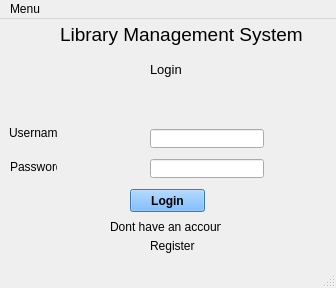
First picture: the form in ui/login_page.ui, repository mursalatul/library-management-system, before the edit.
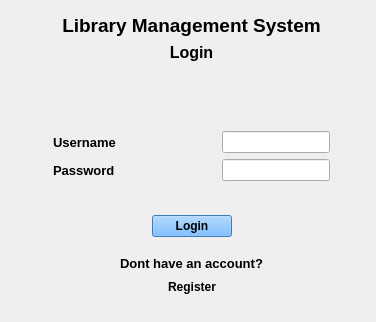
Second picture: the form after the edit.

Commit message: added basic layout to handle window sizing

Diff of the .ui file:
```diff
--- a/ui/login_page.ui
+++ b/ui/login_page.ui
@@ -2,13 +2,23 @@
 <ui version="4.0">
  <class>MainWindow</class>
  <widget class="QMainWindow" name="MainWindow">
-  <property name="geometry">
-   <rect>
-    <x>0</x>
-    <y>0</y>
-    <width>336</width>
-    <height>288</height>
-   </rect>
+  <property name="minimumSize">
+   <size>
+    <width>376</width>
+    <height>322</height>
+   </size>
+  </property>
+  <property name="maximumSize">
+   <size>
+    <width>376</width>
+    <height>322</height>
+   </size>
+  </property>
+  <property name="baseSize">
+   <size>
+    <width>376</width>
+    <height>322</height>
+   </size>
   </property>
   <property name="mouseTracking">
    <bool>true</bool>
@@ -17,97 +27,187 @@
    <string>MainWindow</string>
   </property>
   <widget class="QWidget" name="centralwidget">
+   <widget class="QWidget" name="widget" native="true">
+    <property name="geometry">
+     <rect>
+      <x>0</x>
+      <y>0</y>
+      <width>376</width>
+      <height>322</height>
+     </rect>
+    </property>
+    <property name="styleSheet">
+     <string notr="true"/>
+    </property>
+   </widget>
+   <widget class="QWidget" name="">
+    <property name="geometry">
+     <rect>
+      <x>53</x>
+      <y>14</y>
+      <width>277</width>
+      <height>283</height>
+     </rect>
+    </property>
+    <layout class="QVBoxLayout" name="verticalLayout_5">
+     <item>
+      <layout class="QVBoxLayout" name="verticalLayout_4">
+       <item>
    <widget class="QLabel" name="heading_label">
-    <property name="geometry">
-     <rect>
-      <x>60</x>
-      <y>0</y>
-      <width>251</width>
-      <height>31</height>
-     </rect>
-    </property>
     <property name="font">
      <font>
       <pointsize>14</pointsize>
+           <weight>75</weight>
+           <bold>true</bold>
      </font>
     </property>
     <property name="text">
      <string>Library Management System</string>
     </property>
-   </widget>
+         <property name="alignment">
+          <set>Qt::AlignCenter</set>
+         </property>
+        </widget>
+       </item>
+       <item>
    <widget class="QLabel" name="login_label">
-    <property name="geometry">
-     <rect>
-      <x>150</x>
-      <y>40</y>
-      <width>41</width>
-      <height>21</height>
-     </rect>
-    </property>
     <property name="font">
      <font>
-      <pointsize>10</pointsize>
+           <pointsize>12</pointsize>
+           <weight>75</weight>
+           <bold>true</bold>
      </font>
     </property>
     <property name="text">
      <string>Login</string>
     </property>
-   </widget>
+         <property name="alignment">
+          <set>Qt::AlignCenter</set>
+         </property>
+        </widget>
+       </item>
+      </layout>
+     </item>
+     <item>
+      <spacer name="verticalSpacer_4">
+       <property name="orientation">
+        <enum>Qt::Vertical</enum>
+       </property>
+       <property name="sizeHint" stdset="0">
+        <size>
+         <width>28</width>
+         <height>28</height>
+        </size>
+       </property>
+      </spacer>
+     </item>
+     <item>
+      <layout class="QVBoxLayout" name="verticalLayout_3">
+       <item>
+        <layout class="QVBoxLayout" name="verticalLayout">
+         <item>
+          <layout class="QHBoxLayout" name="horizontalLayout">
+           <item>
    <widget class="QLabel" name="label_username_login_page">
-    <property name="geometry">
-     <rect>
-      <x>9</x>
-      <y>106</y>
-      <width>49</width>
-      <height>16</height>
-     </rect>
+             <property name="font">
+              <font>
+               <pointsize>10</pointsize>
+               <weight>75</weight>
+               <bold>true</bold>
+              </font>
     </property>
     <property name="text">
      <string>Username</string>
     </property>
-   </widget>
-   <widget class="QLineEdit" name="lineEdit_username">
-    <property name="geometry">
-     <rect>
-      <x>150</x>
-      <y>110</y>
-      <width>114</width>
-      <height>19</height>
-     </rect>
-    </property>
-   </widget>
-   <widget class="QLineEdit" name="lineEdit_password">
-    <property name="geometry">
-     <rect>
-      <x>150</x>
-      <y>140</y>
-      <width>114</width>
-      <height>19</height>
-     </rect>
-    </property>
-   </widget>
+             <property name="alignment">
+              <set>Qt::AlignCenter</set>
+             </property>
+            </widget>
+           </item>
+           <item>
+            <spacer name="horizontalSpacer">
+             <property name="orientation">
+              <enum>Qt::Horizontal</enum>
+             </property>
+             <property name="sizeHint" stdset="0">
+              <size>
+               <width>40</width>
+               <height>20</height>
+              </size>
+             </property>
+            </spacer>
+           </item>
+           <item>
+            <widget class="QLineEdit" name="lineEdit_username"/>
+           </item>
+          </layout>
+         </item>
+         <item>
+          <layout class="QHBoxLayout" name="horizontalLayout_2">
+           <item>
    <widget class="QLabel" name="label_password_login_page">
-    <property name="geometry">
-     <rect>
-      <x>10</x>
-      <y>140</y>
-      <width>47</width>
-      <height>16</height>
-     </rect>
+             <property name="font">
+              <font>
+               <pointsize>10</pointsize>
+               <weight>75</weight>
+               <bold>true</bold>
+              </font>
     </property>
     <property name="text">
      <string>Password</string>
     </property>
    </widget>
+           </item>
+           <item>
+            <spacer name="horizontalSpacer_2">
+             <property name="orientation">
+              <enum>Qt::Horizontal</enum>
+             </property>
+             <property name="sizeHint" stdset="0">
+              <size>
+               <width>40</width>
+               <height>20</height>
+              </size>
+             </property>
+            </spacer>
+           </item>
+           <item>
+            <widget class="QLineEdit" name="lineEdit_password"/>
+           </item>
+          </layout>
+         </item>
+        </layout>
+       </item>
+       <item>
+        <spacer name="verticalSpacer">
+         <property name="orientation">
+          <enum>Qt::Vertical</enum>
+         </property>
+         <property name="sizeHint" stdset="0">
+          <size>
+           <width>20</width>
+           <height>28</height>
+          </size>
+         </property>
+        </spacer>
+       </item>
+       <item>
+        <layout class="QHBoxLayout" name="horizontalLayout_4">
+         <item>
+          <spacer name="horizontalSpacer_3">
+           <property name="orientation">
+            <enum>Qt::Horizontal</enum>
+           </property>
+           <property name="sizeHint" stdset="0">
+            <size>
+             <width>40</width>
+             <height>20</height>
+            </size>
+           </property>
+          </spacer>
+         </item>
+         <item>
    <widget class="QPushButton" name="pushButton_login">
-    <property name="geometry">
-     <rect>
-      <x>130</x>
-      <y>170</y>
-      <width>75</width>
-      <height>23</height>
-     </rect>
-    </property>
     <property name="font">
      <font>
       <weight>75</weight>
@@ -121,27 +221,77 @@
      <string>Login</string>
     </property>
    </widget>
+         </item>
+         <item>
+          <spacer name="horizontalSpacer_4">
+           <property name="orientation">
+            <enum>Qt::Horizontal</enum>
+           </property>
+           <property name="sizeHint" stdset="0">
+            <size>
+             <width>40</width>
+             <height>20</height>
+            </size>
+           </property>
+          </spacer>
+         </item>
+        </layout>
+       </item>
+       <item>
+        <spacer name="verticalSpacer_2">
+         <property name="orientation">
+          <enum>Qt::Vertical</enum>
+         </property>
+         <property name="sizeHint" stdset="0">
+          <size>
+           <width>17</width>
+           <height>13</height>
+          </size>
+         </property>
+        </spacer>
+       </item>
+       <item>
+        <layout class="QVBoxLayout" name="verticalLayout_2">
+         <item>
    <widget class="QLabel" name="label_dont_have_an_account">
-    <property name="geometry">
-     <rect>
-      <x>110</x>
-      <y>200</y>
-      <width>111</width>
-      <height>16</height>
-     </rect>
+           <property name="font">
+            <font>
+             <pointsize>10</pointsize>
+             <weight>75</weight>
+             <bold>true</bold>
+            </font>
     </property>
     <property name="text">
      <string>Dont have an account?</string>
     </property>
-   </widget>
+           <property name="alignment">
+            <set>Qt::AlignCenter</set>
+           </property>
+          </widget>
+         </item>
+         <item>
+          <layout class="QHBoxLayout" name="horizontalLayout_3">
+           <item>
+            <spacer name="horizontalSpacer_5">
+             <property name="orientation">
+              <enum>Qt::Horizontal</enum>
+             </property>
+             <property name="sizeHint" stdset="0">
+              <size>
+               <width>40</width>
+               <height>20</height>
+              </size>
+             </property>
+            </spacer>
+           </item>
+           <item>
    <widget class="QLabel" name="label_or_register">
-    <property name="geometry">
-     <rect>
-      <x>150</x>
-      <y>220</y>
-      <width>47</width>
-      <height>14</height>
-     </rect>
+             <property name="font">
+              <font>
+               <pointsize>9</pointsize>
+               <weight>75</weight>
+               <bold>true</bold>
+              </font>
     </property>
     <property name="mouseTracking">
      <bool>false</bool>
@@ -156,27 +306,33 @@
     <property name="text">
      <string>Register</string>
     </property>
-   </widget>
-  </widget>
-  <widget class="QMenuBar" name="menubar">
-   <property name="geometry">
-    <rect>
-     <x>0</x>
-     <y>0</y>
-     <width>336</width>
-     <height>22</height>
-    </rect>
-   </property>
-   <widget class="QMenu" name="menuMenu">
-    <property name="title">
-     <string>Menu</string>
-    </property>
-    <addaction name="actionAbout"/>
-    <addaction name="actionExit"/>
+             <property name="alignment">
+              <set>Qt::AlignCenter</set>
+             </property>
+            </widget>
+           </item>
+           <item>
+            <spacer name="horizontalSpacer_6">
+             <property name="orientation">
+              <enum>Qt::Horizontal</enum>
+             </property>
+             <property name="sizeHint" stdset="0">
+              <size>
+               <width>40</width>
+               <height>20</height>
+              </size>
+             </property>
+            </spacer>
+           </item>
+          </layout>
+         </item>
+        </layout>
+       </item>
+      </layout>
+     </item>
+    </layout>
    </widget>
-   <addaction name="menuMenu"/>
   </widget>
-  <widget class="QStatusBar" name="statusbar"/>
   <action name="actionAbout">
    <property name="text">
     <string>About</string>
```
Left out of the diff: 4 changed lines with no effect on the pictures. Lines whose indentation alone changed are shown as unchanged. The commit also changes 2 other files.
